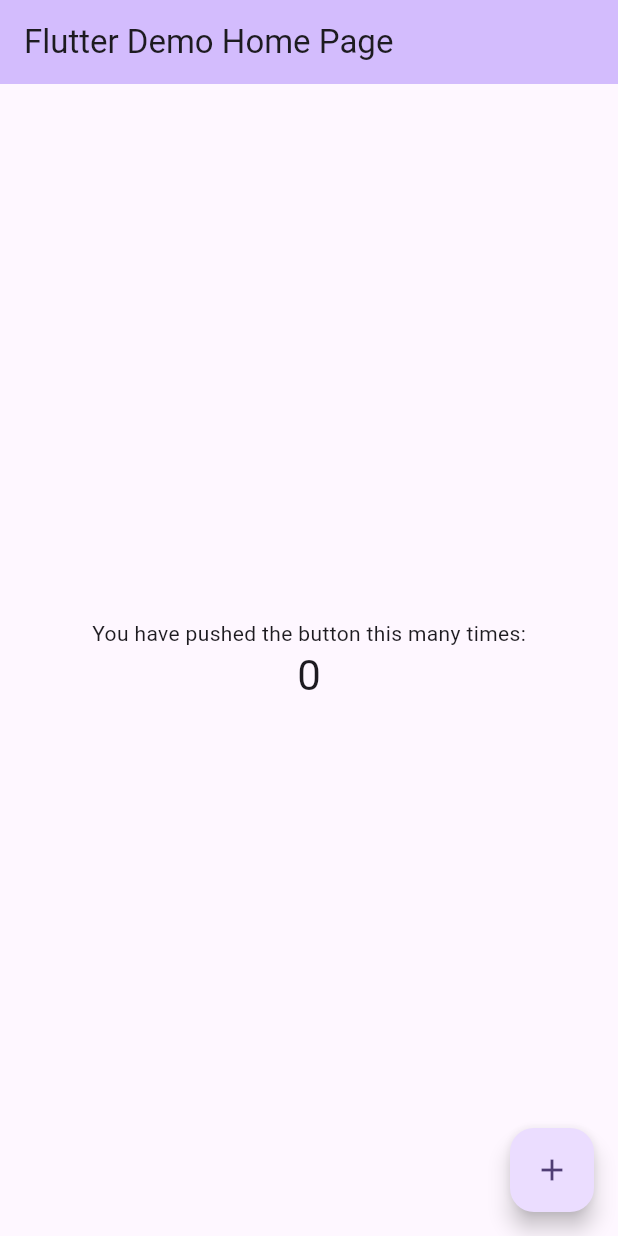
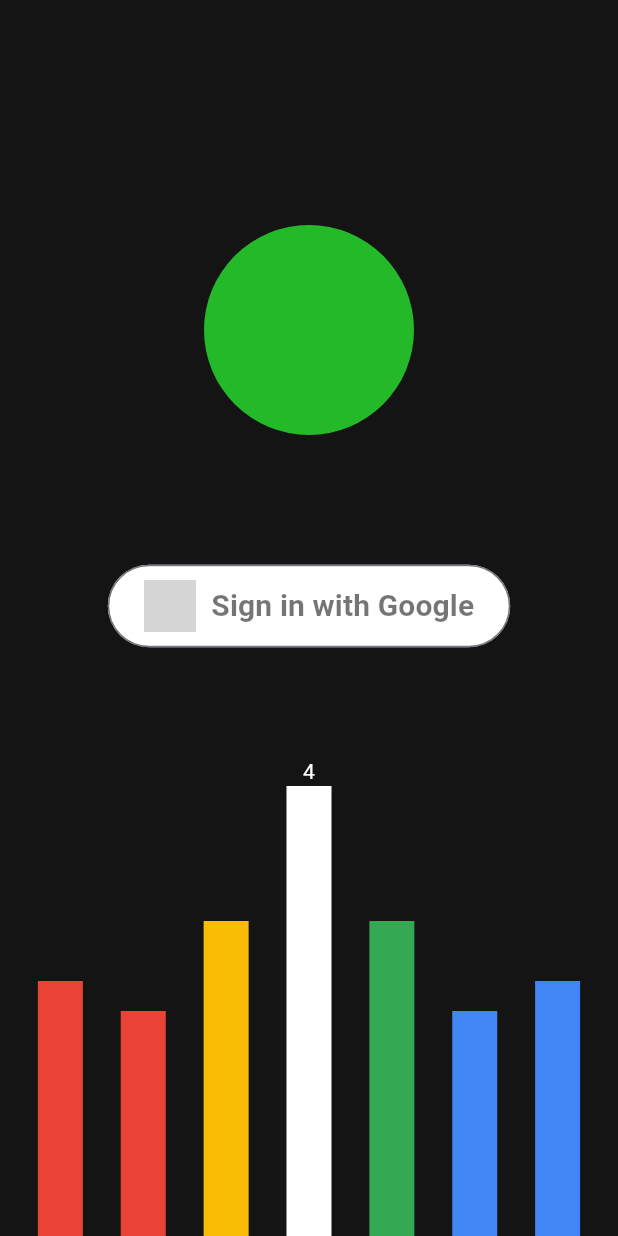
Before and after one commit to salonigoel09/tunedheartz, a Flutter app: the screen it shows after launch, on a phone screen of 412 x 824 dp. Run offline on Flutter 3.47's test engine with Material 3 defaults, Android fonts, the light colour scheme and no system bars; our stand-ins replace firebase_auth, firebase_core, google_sign_in; accounts and stored records are empty; grey boxes are pictures that could not be loaded.

Commit message:
splash page added.

```diff
--- /dev/null
+++ b/lib/Login/bottom_rectangles.dart
@@ -0,0 +1,99 @@
+import 'package:flutter/material.dart';
+
+class BottomRectangles extends StatefulWidget {
+  final int state;
+  const BottomRectangles({super.key, required this.state});
+
+  @override
+  State<BottomRectangles> createState() => _BottomRectanglesState();
+}
+
+class _BottomRectanglesState extends State<BottomRectangles> {
+  int state = 0;
+  // 0 : Start   4: Active    5: About to State     1,2,3: Loading States
+
+  final Duration _duration = const Duration(milliseconds: 400);
+  late double screenHeight;
+  double width = 30;
+  @override
+  Widget build(BuildContext context) {
+    screenHeight = MediaQuery.sizeOf(context).height;
+    // double width = _getWidthForStates(state);
+    return Row(
+      mainAxisAlignment: MainAxisAlignment.spaceEvenly,
+      crossAxisAlignment: CrossAxisAlignment.end,
+      children: [
+        AnimatedContainer(
+          duration: _duration,
+          width: width,
+          height: _getHeightForStates(widget.state, 0),
+          decoration: const BoxDecoration(color: Color(0xFFEA4335)),
+        ),
+        AnimatedContainer(
+          duration: _duration,
+          width: width,
+          height: _getHeightForStates(widget.state, 1),
+          decoration: const BoxDecoration(color: Color(0xFFEA4335)),
+        ),
+        AnimatedContainer(
+          duration: _duration,
+          width: width,
+          height: _getHeightForStates(widget.state, 2),
+          decoration: const BoxDecoration(color: Color(0xFFFBBC05)),
+        ),
+        AnimatedContainer(
+          duration: _duration,
+          width: width,
+          height: _getHeightForStates(widget.state, 3),
+          decoration: const BoxDecoration(color: Colors.white),
+        ),
+        AnimatedContainer(
+          duration: _duration,
+          width: width,
+          height: _getHeightForStates(widget.state, 4),
+          decoration: const BoxDecoration(color: Color(0xFF34A853)),
+        ),
+        AnimatedContainer(
+          duration: _duration,
+          width: width,
+          height: _getHeightForStates(widget.state, 5),
+          decoration: const BoxDecoration(color: Color(0xFF4285F4)),
+        ),
+        AnimatedContainer(
+          duration: _duration,
+          width: width,
+          height: _getHeightForStates(widget.state, 6),
+          decoration: const BoxDecoration(color: Color(0xFF4285F4)),
+        ),
+      ],
+    );
+  }
+
+  double _getHeightForStates(int state, int index) {
+    switch (state) {
+      case 0:
+        return 40.00;
+      case 1:
+        List<double> heights = [130, 150, 170, 190, 210, 230, 250];
+        return heights[index];
+      case 2:
+        List<double> heights = [190, 210, 230, 250, 230, 210, 190];
+        return heights[index];
+      case 3:
+        List<double> heights = [250, 230, 210, 190, 170, 150, 130];
+        return heights[index];
+      case 4:
+        List<double> heights = [170, 150, 210, 300, 210, 150, 170];
+        return heights[index];
+      case 5:
+        return 140.00;
+      case 6:
+        return screenHeight - 20;
+      case 7:
+        width = 52;
+        return screenHeight - 20;
+      default:
+        return screenHeight - 20;
+    }
+  }
+}
--- /dev/null
+++ b/lib/Login/login_page.dart
@@ -0,0 +1,120 @@
+import 'dart:async';
+
+import 'package:flutter/material.dart';
+import 'package:tunedheartz/Login/bottom_rectangles.dart';
+import 'package:tunedheartz/Widget/google_sign_in_widget.dart';
+
+class LoginPage extends StatefulWidget {
+  const LoginPage({super.key});
+
+  @override
+  State<LoginPage> createState() => _LoginPageState();
+}
+
+class _LoginPageState extends State<LoginPage> {
+  late StreamController<int> _stateController;
+  late int state;
+  bool process = false;
+
+  @override
+  void initState() {
+    super.initState();
+    _stateController = StreamController<int>();
+    state = 0;
+    Future.delayed(const Duration(seconds: 2), () {
+      setState(() {
+        state = 4; // Change state to 1 after 2 seconds
+        _stateController.add(state);
+      });
+    });
+  }
+
+  @override
+  Widget build(BuildContext context) {
+    return Scaffold(
+      backgroundColor: const Color(0xFF141414),
+      body: Stack(
+        children: [
+          Center(
+            child: Column(
+              children: [
+                const SizedBox(
+                  height: 150,
+                ),
+                Container(
+                  width: 140,
+                  height: 140,
+                  decoration: const ShapeDecoration(
+                    color: Color(0xFF23B929),
+                    shape: OvalBorder(),
+                  ),
+                ),
+              ],
+            ),
+          ),
+          Center(
+              child: GoogleSignInButton(
+            ontap_start: processAnimation,
+            ontap_stop: stopAnimation,
+          )),
+          Column(
+            children: [
+              const Spacer(),
+              Text(
+                state.toString(),
+                style: const TextStyle(color: Colors.white),
+              ),
+              Align(
+                alignment: Alignment.bottomCenter,
+                // 0 : Start   4: Active    5: About to State     1,2,3: Loading States
+                child: BottomRectangles(
+                  state: state,
+                ),
+              ),
+            ],
+          ),
+        ],
+      ),
+    );
+  }
+
+  void processAnimation() async {
+    process = true;
+    int counter = 2;
+    while (process) {
+      state = (counter % 3) + 1; // Switch between 1, 2, and 3
+      counter++;
+      _stateController.add(state);
+      print(state);
+      setState(() {});
+      await Future.delayed(const Duration(milliseconds: 1000));
+    }
+  }
+
+  @override
+  void dispose() {
+    _stateController.close();
+    super.dispose();
+  }
+
+  void stopAnimation() {
+    setState(() {
+      process = false;
+      _exitAnimation();
+    });
+  }
+
+  void _exitAnimation() async {
+    setState(() {
+      state = 6;
+    });
+
+    await Future.delayed(const Duration(seconds: 1));
+
+    setState(() {
+      state = 7;
+      print("yes yes yes");
+    });
+    print(state);
+  }
+}
--- /dev/null
+++ b/lib/Widget/google_sign_in_widget.dart
@@ -0,0 +1,102 @@
+import 'package:flutter/material.dart';
+
+import '../Services/FireAuth Service/authentication.dart';
+
+class GoogleSignInButton extends StatefulWidget {
+  final VoidCallback ontap_start;
+  final VoidCallback ontap_stop;
+
+  const GoogleSignInButton(
+      {super.key, required this.ontap_start, required this.ontap_stop});
+
+  @override
+  _GoogleSignInButtonState createState() => _GoogleSignInButtonState();
+}
+
+class _GoogleSignInButtonState extends State<GoogleSignInButton> {
+  bool _isSigningIn = false;
+
+  _check_login() async {
+    if (Authenticate.isLoggedIn()) {
+      // ignore: use_build_context_synchronously
+      // Navigator.of(context).pushReplacement(
+      //     MaterialPageRoute(builder: (context) => const SelectPage()));
+    } else {
+      ScaffoldMessenger.of(context).showSnackBar(
+        const SnackBar(
+          content: Text('Failed!'),
+          duration: Duration(seconds: 3), // Adjust the duration as needed
+        ),
+      );
+    }
+  }
+
+  @override
+  Widget build(BuildContext context) {
+    return Padding(
+      padding: const EdgeInsets.only(bottom: 16.0),
+      child: _isSigningIn
+          ? const CircularProgressIndicator(
+              valueColor: AlwaysStoppedAnimation<Color>(Colors.white),
+            )
+          : OutlinedButton(
+              style: ButtonStyle(
+                backgroundColor: MaterialStateProperty.all(
+                    const Color.fromRGBO(255, 255, 255, 1)),
+                shape: MaterialStateProperty.all(
+                  RoundedRectangleBorder(
+                    borderRadius: BorderRadius.circular(40),
+                  ),
+                ),
+              ),
+              onPressed: () async {
+                widget.ontap_start();
+                setState(() {
+                  _isSigningIn = true;
+                });
+
+                if (await Authenticate.continueWithGoogle()) {
+                  _check_login();
+                } else {
+                  ScaffoldMessenger.of(context).showSnackBar(
+                    const SnackBar(
+                      content: Text('Failed!'),
+                      duration:
+                          Duration(seconds: 3), // Adjust the duration as needed
+                    ),
+                  );
+                }
+
+                setState(() {
+                  _isSigningIn = false;
+                });
+                widget.ontap_stop();
+              },
+              child: const Padding(
+                padding: EdgeInsets.fromLTRB(0, 10, 0, 10),
+                child: Row(
+                  mainAxisSize: MainAxisSize.min,
+                  mainAxisAlignment: MainAxisAlignment.center,
+                  children: <Widget>[
+                    Image(
+                      image: AssetImage("Images/google_logo.png"),
+                      height: 35.0,
+                    ),
+                    Padding(
+                      padding: EdgeInsets.only(left: 10),
+                      child: Text(
+                        'Sign in with Google',
+                        style: TextStyle(
+                          fontSize: 20,
+                          color: Colors.black54,
+                          fontWeight: FontWeight.w600,
+                        ),
+                      ),
+                    )
+                  ],
+                ),
+              ),
+            ),
+    );
+  }
+}
--- a/lib/main.dart
+++ b/lib/main.dart
@@ -1,6 +1,14 @@
+import 'package:firebase_core/firebase_core.dart';
 import 'package:flutter/material.dart';
+import 'package:tunedheartz/Login/login_page.dart';
+import 'package:tunedheartz/firebase_options.dart';
 
-void main() {
+Future main() async {
+  WidgetsFlutterBinding.ensureInitialized();
+  await Firebase.initializeApp(
+    options: DefaultFirebaseOptions.currentPlatform,
+  );
+
   runApp(const MyApp());
 }
 
@@ -11,115 +19,12 @@
   @override
   Widget build(BuildContext context) {
     return MaterialApp(
-      title: 'Flutter Demo',
+      title: 'TunedHeartz',
       theme: ThemeData(
-        // This is the theme of your application.
-        //
-        // TRY THIS: Try running your application with "flutter run". You'll see
-        // the application has a purple toolbar. Then, without quitting the app,
-        // try changing the seedColor in the colorScheme below to Colors.green
-        // and then invoke "hot reload" (save your changes or press the "hot
-        // reload" button in a Flutter-supported IDE, or press "r" if you used
-        // the command line to start the app).
-        //
-        // Notice that the counter didn't reset back to zero; the application
-        // state is not lost during the reload. To reset the state, use hot
-        // restart instead.
-        //
-        // This works for code too, not just values: Most code changes can be
-        // tested with just a hot reload.
         colorScheme: ColorScheme.fromSeed(seedColor: Colors.deepPurple),
         useMaterial3: true,
       ),
-      home: const MyHomePage(title: 'Flutter Demo Home Page'),
+      home: const LoginPage(),
     );
   }
 }
-
-class MyHomePage extends StatefulWidget {
-  const MyHomePage({super.key, required this.title});
-
-  // This widget is the home page of your application. It is stateful, meaning
-  // that it has a State object (defined below) that contains fields that affect
-  // how it looks.
-
-  // This class is the configuration for the state. It holds the values (in this
-  // case the title) provided by the parent (in this case the App widget) and
-  // used by the build method of the State. Fields in a Widget subclass are
-  // always marked "final".
-
-  final String title;
-
-  @override
-  State<MyHomePage> createState() => _MyHomePageState();
-}
-
-class _MyHomePageState extends State<MyHomePage> {
-  int _counter = 0;
-
-  void _incrementCounter() {
-    setState(() {
-      // This call to setState tells the Flutter framework that something has
-      // changed in this State, which causes it to rerun the build method below
-      // so that the display can reflect the updated values. If we changed
-      // _counter without calling setState(), then the build method would not be
-      // called again, and so nothing would appear to happen.
-      _counter++;
-    });
-  }
-
-  @override
-  Widget build(BuildContext context) {
-    // This method is rerun every time setState is called, for instance as done
-    // by the _incrementCounter method above.
-    //
-    // The Flutter framework has been optimized to make rerunning build methods
-    // fast, so that you can just rebuild anything that needs updating rather
-    // than having to individually change instances of widgets.
-    return Scaffold(
-      appBar: AppBar(
-        // TRY THIS: Try changing the color here to a specific color (to
-        // Colors.amber, perhaps?) and trigger a hot reload to see the AppBar
-        // change color while the other colors stay the same.
-        backgroundColor: Theme.of(context).colorScheme.inversePrimary,
-        // Here we take the value from the MyHomePage object that was created by
-        // the App.build method, and use it to set our appbar title.
-        title: Text(widget.title),
-      ),
-      body: Center(
-        // Center is a layout widget. It takes a single child and positions it
-        // in the middle of the parent.
-        child: Column(
-          // Column is also a layout widget. It takes a list of children and
-          // arranges them vertically. By default, it sizes itself to fit its
-          // children horizontally, and tries to be as tall as its parent.
-          //
-          // Column has various properties to control how it sizes itself and
-          // how it positions its children. Here we use mainAxisAlignment to
-          // center the children vertically; the main axis here is the vertical
-          // axis because Columns are vertical (the cross axis would be
-          // horizontal).
-          //
-          // TRY THIS: Invoke "debug painting" (choose the "Toggle Debug Paint"
-          // action in the IDE, or press "p" in the console), to see the
-          // wireframe for each widget.
-          mainAxisAlignment: MainAxisAlignment.center,
-          children: <Widget>[
-            const Text(
-              'You have pushed the button this many times:',
-            ),
-            Text(
-              '$_counter',
-              style: Theme.of(context).textTheme.headlineMedium,
-            ),
-          ],
-        ),
-      ),
-      floatingActionButton: FloatingActionButton(
-        onPressed: _incrementCounter,
-        tooltip: 'Increment',
-        child: const Icon(Icons.add),
-      ), // This trailing comma makes auto-formatting nicer for build methods.
-    );
-  }
-}
```
Also changed, not shown: lib/Services/FireAuth Service/authentication.dart (added, +121 -0 lines), pubspec.yaml (+8 -1 lines), lib/firebase_options.dart (added), pubspec.lock, 3 other files.
